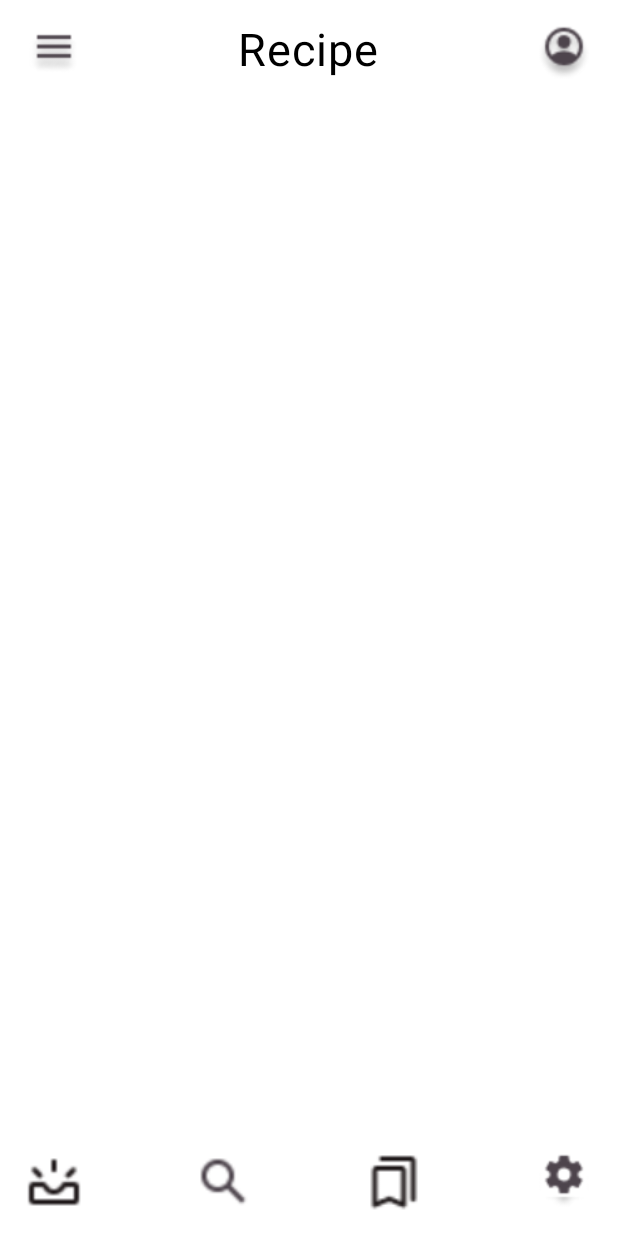
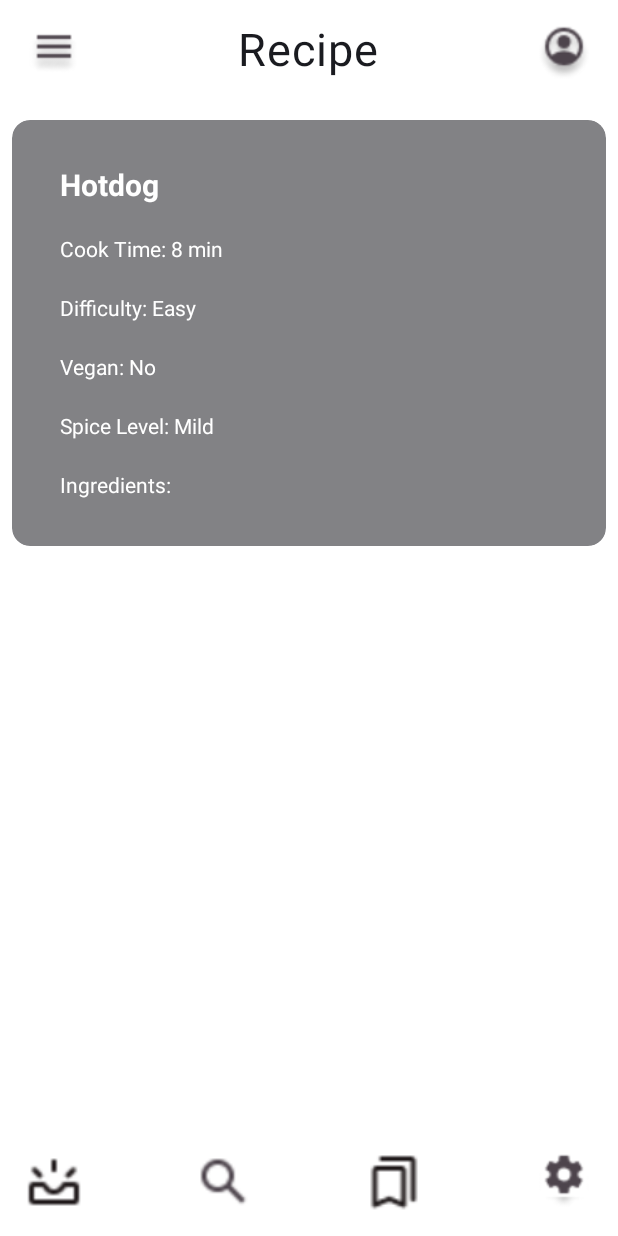
Before and after one commit to matfelhau/Mobilprogrammering2023, an Android app built with Jetpack Compose: the composable ShowRecipeLayout shown on its own in the app's theme, on a phone screen of 412 x 824 dp. Run offline under Robolectric (Android 15) with nearby library versions, the light colour scheme and no system bars; our stand-ins replace Firebase (no records; nobody signed in at launch, a user with empty details on screens opened directly).

Commit message:
La til mer på ShowRecipeScreen (er ikke linka opp mot oppskrift). Begynte å skrive test, men får det ikke til å fungere (mangler dependencies ellerno)

```diff
--- a/app/build.gradle.kts
+++ b/app/build.gradle.kts
@@ -49,14 +49,32 @@ android {
             excludes += "/META-INF/{AL2.0,LGPL2.1}"
         }
     }
+    testOptions {
+        unitTests {
+            isIncludeAndroidResources = true
+        }
+    }
+
 }
 
 dependencies {
 
     implementation(platform("androidx.compose:compose-bom:2023.03.00"))
     implementation(platform("androidx.compose:compose-bom:2023.03.00"))
+    implementation("androidx.navigation:navigation-testing:2.7.5")
+    implementation("androidx.test:core-ktx:1.5.0")
+    implementation("androidx.compose.ui:ui-test-junit4-android:1.5.4")
+    testImplementation("org.junit.jupiter:junit-jupiter:5.8.1")
+    testImplementation("org.junit.jupiter:junit-jupiter:5.8.1")
+    testImplementation("org.junit.jupiter:junit-jupiter:5.8.1")
+    testImplementation("org.junit.jupiter:junit-jupiter:5.8.1")
     androidTestImplementation(platform("androidx.compose:compose-bom:2023.03.00"))
     androidTestImplementation(platform("androidx.compose:compose-bom:2023.03.00"))
+    androidTestImplementation("androidx.compose.ui:ui-test-junit4:1.0.0")
+    debugImplementation("androidx.compose.ui:ui-test-manifest:1.0.0")
+
+
+
     val navVersion = "2.7.4"
     val lifecycleVersion = "2.6.2"
 
--- a/app/src/main/java/com/example/matapp/screens/ShowRecipeScreen.kt
+++ b/app/src/main/java/com/example/matapp/screens/ShowRecipeScreen.kt
@@ -4,16 +4,26 @@ import BottomNavBar
 import Screen
 import TopNavBar
 import androidx.compose.foundation.background
+import androidx.compose.foundation.layout.Arrangement
+import androidx.compose.foundation.layout.Box
 import androidx.compose.foundation.layout.Column
 import androidx.compose.foundation.layout.Spacer
 import androidx.compose.foundation.layout.fillMaxSize
+import androidx.compose.foundation.layout.fillMaxWidth
+import androidx.compose.foundation.layout.height
+import androidx.compose.foundation.layout.padding
+import androidx.compose.material3.Card
+import androidx.compose.material3.MaterialTheme
+import androidx.compose.material3.Text
 import androidx.compose.runtime.Composable
 import androidx.compose.ui.Modifier
+import androidx.compose.ui.draw.clip
 import androidx.compose.ui.graphics.Color
-import androidx.compose.ui.tooling.preview.Preview
+import androidx.compose.ui.text.TextStyle
+import androidx.compose.ui.text.font.FontWeight
+import androidx.compose.ui.unit.dp
+import androidx.compose.ui.unit.sp
 import androidx.navigation.NavController
-import androidx.navigation.compose.rememberNavController
-import com.example.matapp.ui.theme.MatappTheme
 import com.google.firebase.auth.FirebaseAuth
 
 
@@ -21,6 +31,13 @@ import com.google.firebase.auth.FirebaseAuth
 @Composable
 fun ShowRecipeLayout(navController: NavController) {
     val auth = FirebaseAuth.getInstance()
+
+    val customTextStyle = TextStyle(
+        fontSize = 20.sp,
+        fontWeight = FontWeight.Bold,
+        color = Color.White,
+
+        )
 
     Column(
         modifier = Modifier
@@ -37,7 +54,78 @@ fun ShowRecipeLayout(navController: NavController) {
             }
         )
 
+        Card(
+            modifier = Modifier
+                .fillMaxWidth()
+                .height(300.dp)
+                .padding(8.dp)
+                .clip(MaterialTheme.shapes.medium)
+        ) {
+            Box(
+                modifier = Modifier
+                    .fillMaxWidth()
+                    .background(Color.DarkGray.copy(alpha = 0.6f)) //
+                    .padding(16.dp)
+                ) {
+                    Column(
+                        modifier = Modifier
+                            .fillMaxSize()
+                            .padding(16.dp),
+                        verticalArrangement = Arrangement.SpaceBetween
+                    ) {
+                        Text(
+                            //text = recipe.title,
+                            text = "Hotdog",
+                            style = customTextStyle,
+                            color = Color.White
+                        )
 
+                        Text(
+                            //text = "Cook Time: ${recipe.cookTime} minutes",
+                            text = "Cook Time: 8 min",
+                            style = TextStyle(
+                                fontSize = 14.sp,
+                                color = Color.White
+                            )
+                        )
+
+                        Text(
+                            //text = "Difficulty: ${recipe.difficulty}",
+                            text = "Difficulty: Easy",
+                            style = TextStyle(
+                                fontSize = 14.sp,
+                                color = Color.White
+                            )
+                        )
+
+                        Text(
+                            //text = "Vegan: ${if (recipe.isVegan) "Yes" else "No"}",
+                            text = "Vegan: No",
+                            style = TextStyle(
+                                fontSize = 14.sp,
+                                color = Color.White
+                            )
+                        )
+
+                        Text(
+                            //text = "Spice Level: ${recipe.spiceLevel}",
+                            text = "Spice Level: Mild",
+                            style = TextStyle(
+                                fontSize = 14.sp,
+                                color = Color.White
+                            )
+                        )
+
+                        Text(
+                            text = "Ingredients:",
+                            style = TextStyle(
+                                fontSize = 14.sp,
+                                color = Color.White
+                            )
+                        )
+                    }
+                }
+            }
 
 
                         Spacer(modifier = Modifier.weight(1f))
@@ -58,6 +146,11 @@ fun ShowRecipeLayout(navController: NavController) {
                     }
                 }
 
+
+
+
+
+/*
 @Composable
 fun CreateShowRecipeScreen(navController: NavController) {
     ShowRecipeLayout(navController)
@@ -72,3 +165,5 @@ fun CreateShowRecipePreview() {
         CreateShowRecipeScreen(navController = navController)
     }
 }
+
+*/
```
Also changed, not shown: 2 other files. Lines whose indentation alone changed are shown as unchanged.
